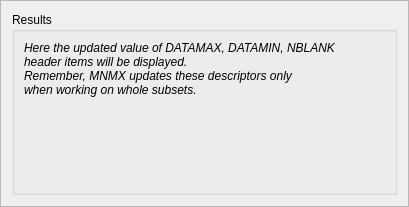
susanasanchez/GUIPSY, file ui_interfaces/mnmx.ui: the form before one commit.
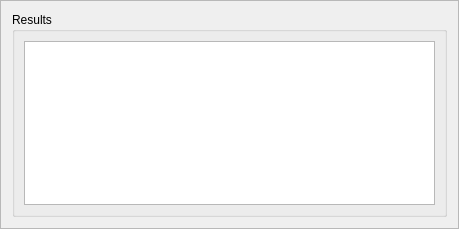
The form after the commit.

What changed in the file:
```diff
--- a/ui_interfaces/mnmx.ui
+++ b/ui_interfaces/mnmx.ui
@@ -6,8 +6,8 @@
    <rect>
     <x>0</x>
     <y>0</y>
-    <width>409</width>
-    <height>207</height>
+    <width>459</width>
+    <height>229</height>
    </rect>
   </property>
   <property name="windowTitle">
@@ -27,52 +27,16 @@
      </property>
      <layout class="QVBoxLayout" name="verticalLayout_2">
       <item>
-       <widget class="QLabel" name="label">
-        <property name="text">
+       <widget class="QTextEdit" name="resultText">
+        <property name="html">
          <string>&lt;!DOCTYPE HTML PUBLIC &quot;-//W3C//DTD HTML 4.0//EN&quot; &quot;http://www.w3.org/TR/REC-html40/strict.dtd&quot;&gt;
 &lt;html&gt;&lt;head&gt;&lt;meta name=&quot;qrichtext&quot; content=&quot;1&quot; /&gt;&lt;style type=&quot;text/css&quot;&gt;
 p, li { white-space: pre-wrap; }
-&lt;/style&gt;&lt;/head&gt;&lt;body style=&quot; font-family:'Sans'; font-size:10pt; font-weight:400; font-style:normal;&quot;&gt;
-&lt;p style=&quot; margin-top:0px; margin-bottom:0px; margin-left:0px; margin-right:0px; -qt-block-indent:0; text-indent:0px;&quot;&gt;&lt;span style=&quot; font-size:9pt; font-style:italic;&quot;&gt;Here the updated value of DATAMAX, DATAMIN, NBLANK &lt;/span&gt;&lt;/p&gt;
-&lt;p style=&quot; margin-top:0px; margin-bottom:0px; margin-left:0px; margin-right:0px; -qt-block-indent:0; text-indent:0px;&quot;&gt;&lt;span style=&quot; font-size:9pt; font-style:italic;&quot;&gt;header items will be displayed. &lt;/span&gt;&lt;/p&gt;
-&lt;p style=&quot; margin-top:0px; margin-bottom:0px; margin-left:0px; margin-right:0px; -qt-block-indent:0; text-indent:0px;&quot;&gt;&lt;span style=&quot; font-size:9pt; font-style:italic;&quot;&gt;Remember, MNMX updates these descriptors only &lt;/span&gt;&lt;/p&gt;
-&lt;p style=&quot; margin-top:0px; margin-bottom:0px; margin-left:0px; margin-right:0px; -qt-block-indent:0; text-indent:0px;&quot;&gt;&lt;span style=&quot; font-size:9pt; font-style:italic;&quot;&gt;when working on whole subsets.&lt;/span&gt;&lt;/p&gt;&lt;/body&gt;&lt;/html&gt;</string>
+&lt;/style&gt;&lt;/head&gt;&lt;body style=&quot; font-family:'Ubuntu'; font-size:11pt; font-weight:400; font-style:normal;&quot;&gt;
+&lt;p style=&quot;-qt-paragraph-type:empty; margin-top:0px; margin-bottom:0px; margin-left:0px; margin-right:0px; -qt-block-indent:0; text-indent:0px;&quot;&gt;&lt;br /&gt;&lt;/p&gt;&lt;/body&gt;&lt;/html&gt;</string>
         </property>
        </widget>
       </item>
-      <item>
-       <spacer name="verticalSpacer_2">
-        <property name="orientation">
-         <enum>Qt::Vertical</enum>
-        </property>
-        <property name="sizeHint" stdset="0">
-         <size>
-          <width>20</width>
-          <height>40</height>
-         </size>
-        </property>
-       </spacer>
-      </item>
-      <item>
-       <widget class="QLabel" name="resultLabel">
-        <property name="text">
-         <string/>
-        </property>
-       </widget>
-      </item>
-      <item>
-       <spacer name="verticalSpacer">
-        <property name="orientation">
-         <enum>Qt::Vertical</enum>
-        </property>
-        <property name="sizeHint" stdset="0">
-         <size>
-          <width>20</width>
-          <height>40</height>
-         </size>
-        </property>
-       </spacer>
-      </item>
      </layout>
     </widget>
    </item>
```
